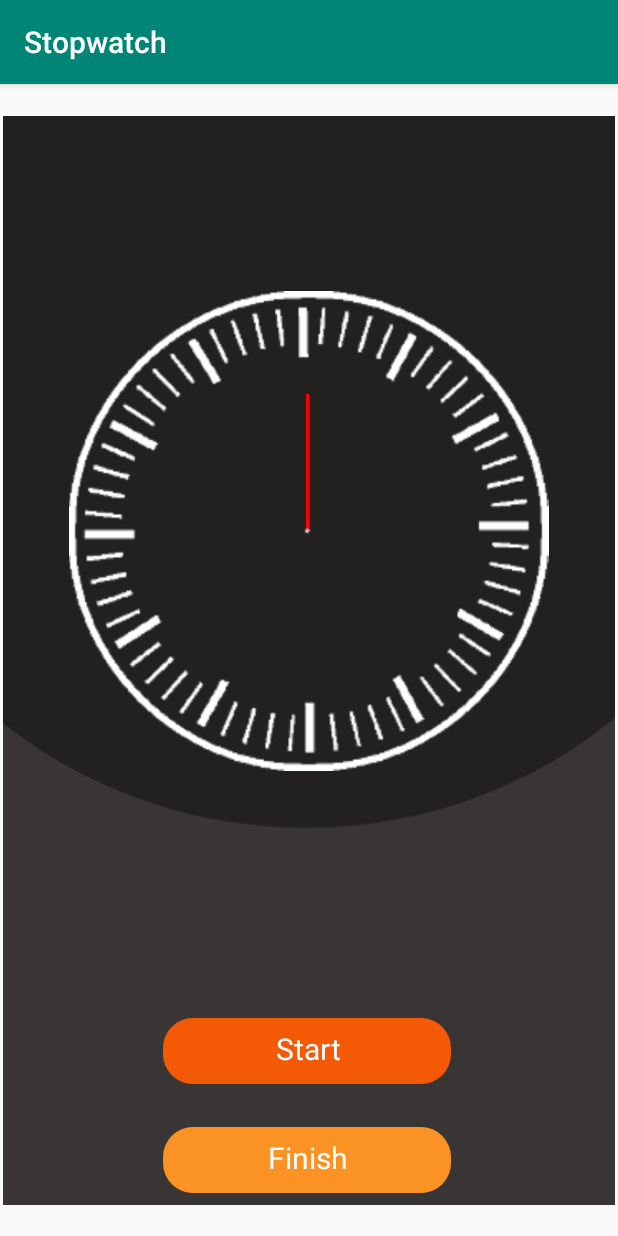
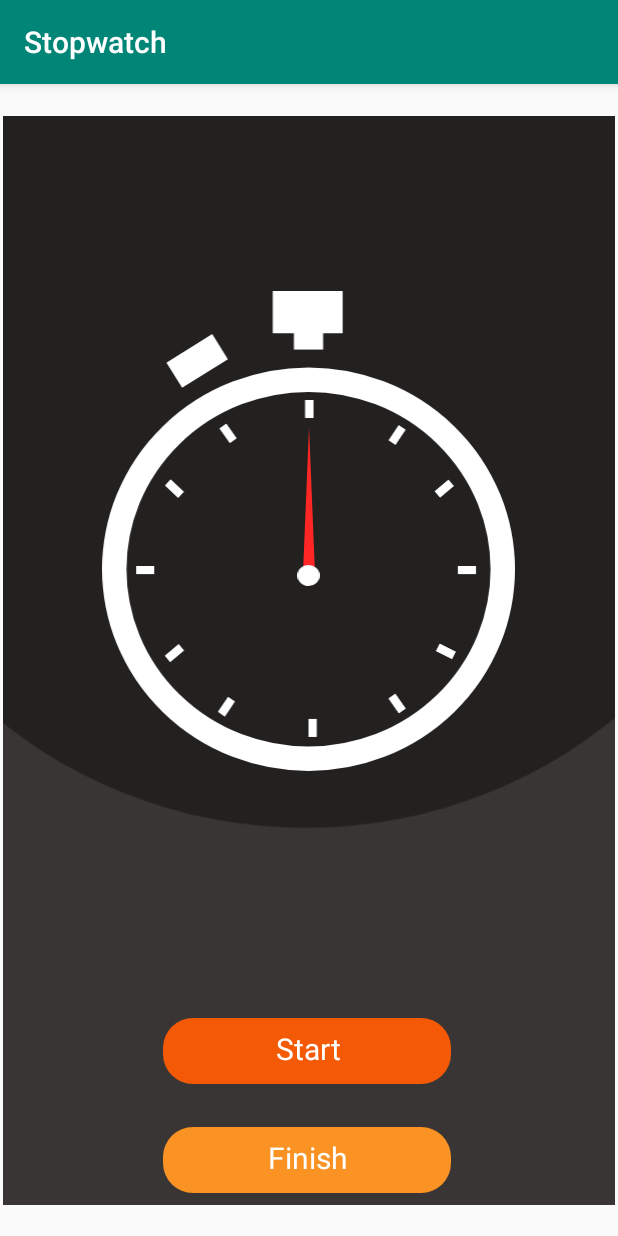
Before and after one commit to majidalykhan/Stopwatch, an Android app: the Stopwatch screen opened directly, with no data from a screen before it, on a phone screen of 412 x 824 dp. Run offline under Robolectric (Android 15) with nearby library versions, the phone set to English and light mode, and no system bars.

Commit message:
Needle Finished

```diff
--- /dev/null
+++ b/app/src/main/res/drawable/ic_clock.xml
@@ -0,0 +1,147 @@
+<vector xmlns:android="http://schemas.android.com/apk/res/android"
+    android:width="254dp"
+    android:height="295dp"
+    android:viewportWidth="254"
+    android:viewportHeight="295">
+  <path
+      android:pathData="M105,0h43v26h-43z"
+      android:fillColor="#fff"/>
+  <path
+      android:pathData="M118,23h18v13h-18z"
+      android:fillColor="#fff"/>
+  <path
+      android:pathData="M39.738,44.111l27.984,-17.49l9.54,15.264l-27.984,17.49z"
+      android:strokeWidth="1"
+      android:fillColor="#fff"
+      android:strokeColor="#00000000"/>
+  <path
+      android:pathData="M40.427,44.27l27.136,-16.96l9.01,14.416l-27.136,16.96z"
+      android:strokeWidth="1"
+      android:fillColor="#00000000"
+      android:strokeColor="#fff"/>
+  <path
+      android:pathData="M125,67h5v11h-5z"
+      android:strokeWidth="1"
+      android:fillColor="#fff"
+      android:strokeColor="#00000000"/>
+  <path
+      android:pathData="M125.5,67.5h4v10h-4z"
+      android:strokeWidth="1"
+      android:fillColor="#00000000"
+      android:strokeColor="#fff"/>
+  <path
+      android:pathData="M127,263h5v11h-5z"
+      android:strokeWidth="1"
+      android:fillColor="#fff"
+      android:strokeColor="#00000000"/>
+  <path
+      android:pathData="M127.5,263.5h4v10h-4z"
+      android:strokeWidth="1"
+      android:fillColor="#00000000"
+      android:strokeColor="#fff"/>
+  <path
+      android:pathData="M230,169l-0,5l-11,0l-0,-5z"
+      android:strokeWidth="1"
+      android:fillColor="#fff"
+      android:strokeColor="#00000000"/>
+  <path
+      android:pathData="M229.5,169.5l-0,4l-10,0l-0,-4z"
+      android:strokeWidth="1"
+      android:fillColor="#00000000"
+      android:strokeColor="#fff"/>
+  <path
+      android:pathData="M32,169l-0,5l-11,0l-0,-5z"
+      android:strokeWidth="1"
+      android:fillColor="#fff"
+      android:strokeColor="#00000000"/>
+  <path
+      android:pathData="M31.5,169.5l-0,4l-10,0l-0,-4z"
+      android:strokeWidth="1"
+      android:fillColor="#00000000"
+      android:strokeColor="#fff"/>
+  <path
+      android:pathData="M182.503,82.542l4.145,2.796l-6.151,9.119l-4.145,-2.796z"
+      android:strokeWidth="1"
+      android:fillColor="#fff"
+      android:strokeColor="#00000000"/>
+  <path
+      android:pathData="M182.638,83.236l3.316,2.237l-5.592,8.29l-3.316,-2.237z"
+      android:strokeWidth="1"
+      android:fillColor="#00000000"
+      android:strokeColor="#fff"/>
+  <path
+      android:pathData="M213.106,116.05l3.215,3.83l-8.426,7.073l-3.215,-3.83z"
+      android:strokeWidth="1"
+      android:fillColor="#fff"
+      android:strokeColor="#00000000"/>
+  <path
+      android:pathData="M213.044,116.755l2.572,3.064l-7.66,6.43l-2.572,-3.064z"
+      android:strokeWidth="1"
+      android:fillColor="#00000000"
+      android:strokeColor="#fff"/>
+  <path
+      android:pathData="M47.106,217.05l3.215,3.83l-8.426,7.073l-3.215,-3.83z"
+      android:strokeWidth="1"
+      android:fillColor="#fff"
+      android:strokeColor="#00000000"/>
+  <path
+      android:pathData="M47.045,217.754l2.572,3.064l-7.66,6.43l-2.572,-3.064z"
+      android:strokeWidth="1"
+      android:fillColor="#00000000"
+      android:strokeColor="#fff"/>
+  <path
+      android:pathData="M77.503,249.542l4.145,2.796l-6.151,9.119l-4.145,-2.796z"
+      android:strokeWidth="1"
+      android:fillColor="#fff"
+      android:strokeColor="#00000000"/>
+  <path
+      android:pathData="M77.638,250.236l3.316,2.237l-5.592,8.29l-3.316,-2.237z"
+      android:strokeWidth="1"
+      android:fillColor="#00000000"
+      android:strokeColor="#fff"/>
+  <path
+      android:pathData="M217.536,221.769l-2.27,4.455l-9.801,-4.994l2.27,-4.455z"
+      android:strokeWidth="1"
+      android:fillColor="#fff"
+      android:strokeColor="#00000000"/>
+  <path
+      android:pathData="M216.864,221.988l-1.816,3.564l-8.91,-4.54l1.816,-3.564z"
+      android:strokeWidth="1"
+      android:fillColor="#00000000"
+      android:strokeColor="#fff"/>
+  <path
+      android:pathData="M186.703,256.571l-4.095,2.87l-6.314,-9.009l4.095,-2.87z"
+      android:strokeWidth="1"
+      android:fillColor="#fff"
+      android:strokeColor="#00000000"/>
+  <path
+      android:pathData="M186.007,256.449l-3.276,2.296l-5.74,-8.19l3.276,-2.296z"
+      android:strokeWidth="1"
+      android:fillColor="#00000000"
+      android:strokeColor="#fff"/>
+  <path
+      android:pathData="M50.227,123.423l-3.41,3.657l-8.045,-7.502l3.41,-3.657z"
+      android:strokeWidth="1"
+      android:fillColor="#fff"
+      android:strokeColor="#00000000"/>
+  <path
+      android:pathData="M49.52,123.448l-2.728,2.925l-7.314,-6.82l2.728,-2.925z"
+      android:strokeWidth="1"
+      android:fillColor="#00000000"
+      android:strokeColor="#fff"/>
+  <path
+      android:pathData="M82.703,90.571l-4.095,2.87l-6.314,-9.009l4.095,-2.87z"
+      android:strokeWidth="1"
+      android:fillColor="#fff"
+      android:strokeColor="#00000000"/>
+  <path
+      android:pathData="M82.007,90.449l-3.276,2.296l-5.74,-8.19l3.276,-2.296z"
+      android:strokeWidth="1"
+      android:fillColor="#00000000"
+      android:strokeColor="#fff"/>
+  <path
+      android:pathData="M7.5,171a119.5,116.5 0,1 0,239 0a119.5,116.5 0,1 0,-239 0z"
+      android:strokeWidth="15"
+      android:fillColor="#00000000"
+      android:strokeColor="#fff"/>
+</vector>
--- /dev/null
+++ b/app/src/main/res/drawable/ic_needle.xml
@@ -0,0 +1,9 @@
+<vector xmlns:android="http://schemas.android.com/apk/res/android"
+    android:width="8dp"
+    android:height="97dp"
+    android:viewportWidth="8"
+    android:viewportHeight="97">
+  <path
+      android:pathData="M4,0 L8,97H0Z"
+      android:fillColor="#ff2626"/>
+</vector>
--- /dev/null
+++ b/app/src/main/res/drawable/ic_needlecircle.xml
@@ -0,0 +1,9 @@
+<vector xmlns:android="http://schemas.android.com/apk/res/android"
+    android:width="12dp"
+    android:height="11dp"
+    android:viewportWidth="12"
+    android:viewportHeight="11">
+  <path
+      android:pathData="M0,5.5a6,5.5 0,1 0,12 0a6,5.5 0,1 0,-12 0z"
+      android:fillColor="#fff"/>
+</vector>
--- a/app/src/main/res/layout/activity_main.xml
+++ b/app/src/main/res/layout/activity_main.xml
@@ -27,7 +27,8 @@
         app:layout_constraintStart_toStartOf="parent"
         app:layout_constraintTop_toTopOf="@+id/imageView"
         app:layout_constraintVertical_bias="0.29"
-        app:srcCompat="@drawable/stopwatch" />
+        app:srcCompat="@drawable/ic_clock"
+        tools:ignore="VectorDrawableCompat" />
 
     <TextView
         android:id="@+id/stopwatchTxt"
--- a/app/src/main/res/layout/activity_stopwatch.xml
+++ b/app/src/main/res/layout/activity_stopwatch.xml
@@ -23,11 +23,25 @@
         android:layout_height="wrap_content"
         app:layout_constraintBottom_toBottomOf="@+id/imageView6"
         app:layout_constraintEnd_toEndOf="@+id/imageView6"
-        app:layout_constraintHorizontal_bias="0.498"
         app:layout_constraintStart_toStartOf="@+id/imageView6"
         app:layout_constraintTop_toTopOf="@+id/imageView6"
-        app:layout_constraintVertical_bias="0.300"
-        app:srcCompat="@drawable/needle" />
+        app:layout_constraintVertical_bias="0.408"
+        app:srcCompat="@drawable/ic_needle"
+        tools:ignore="VectorDrawableCompat" />
+
+    <ImageView
+        android:id="@+id/needlecircle"
+        android:layout_width="15dp"
+        android:layout_height="14dp"
+        app:layout_constraintBottom_toBottomOf="@+id/imageView6"
+        app:layout_constraintEnd_toEndOf="@+id/imageView6"
+        app:layout_constraintStart_toStartOf="@+id/imageView6"
+        app:layout_constraintTop_toTopOf="@+id/imageView6"
+        app:layout_constraintVertical_bias="0.596"
+        app:srcCompat="@drawable/ic_needlecircle"
+        tools:ignore="VectorDrawableCompat" />
+
+
 
     <ImageView
         android:id="@+id/imageView6"
@@ -39,7 +53,8 @@
         app:layout_constraintStart_toStartOf="parent"
         app:layout_constraintTop_toTopOf="@+id/imageView"
         app:layout_constraintVertical_bias="0.29"
-        app:srcCompat="@drawable/clock" />
+        app:srcCompat="@drawable/ic_clock"
+        tools:ignore="VectorDrawableCompat" />
 
     <ImageButton
         android:id="@+id/start"
```
Also changed, not shown: app/src/main/res/drawable/clock.png (deleted), 5 other files.
